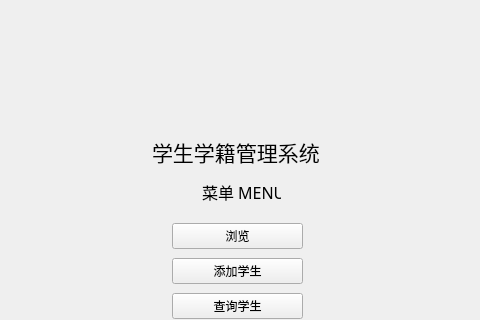
This is SSMS/menu_widget.ui in NogiNonoka/StudentStatusManagementSystem as Qt 5 draws it before an edit; both pictures show x 168 to 648 and y 0 to 320 of the 800 by 600 pixel window. The edited form follows.
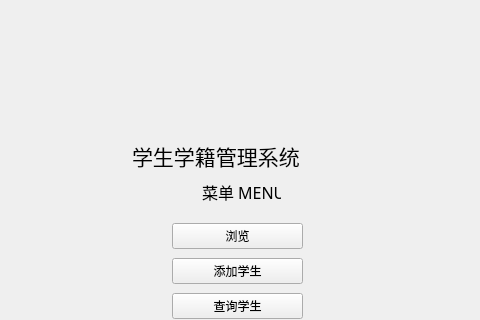
This is the edited form.

The edit to the form file:
```diff
--- a/SSMS/menu_widget.ui
+++ b/SSMS/menu_widget.ui
@@ -89,10 +89,10 @@
   <widget class="QLabel" name="systemName">
    <property name="geometry">
     <rect>
-     <x>320</x>
+     <x>300</x>
      <y>140</y>
-     <width>168</width>
-     <height>24</height>
+     <width>216</width>
+     <height>31</height>
     </rect>
    </property>
    <property name="font">
```
